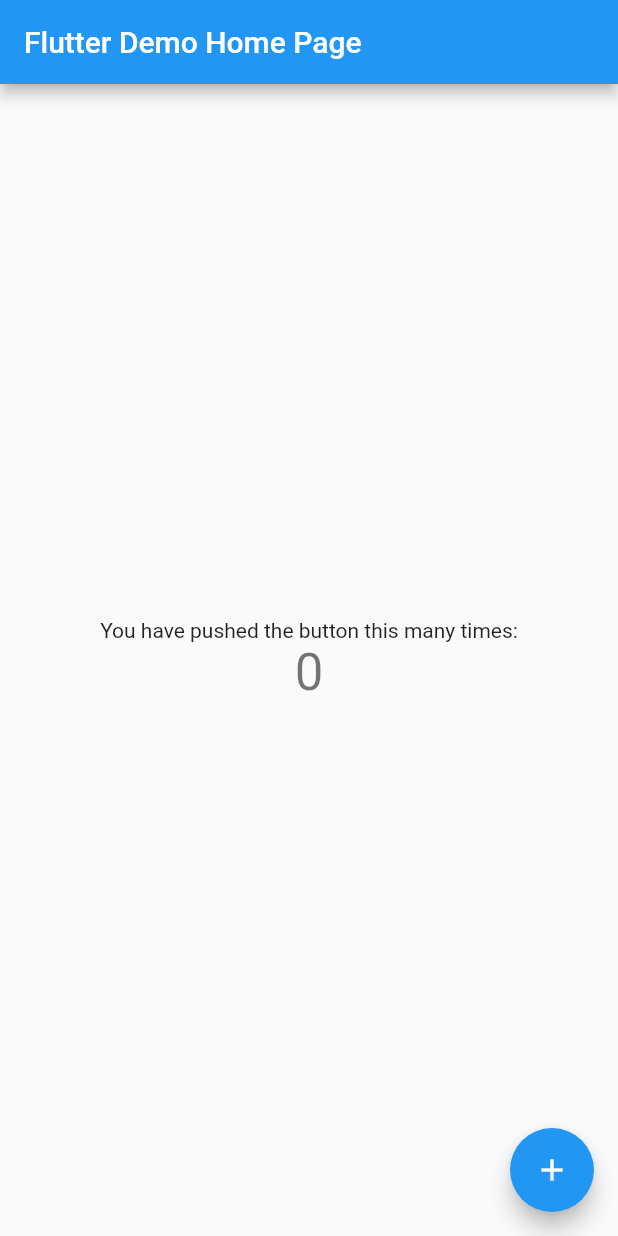
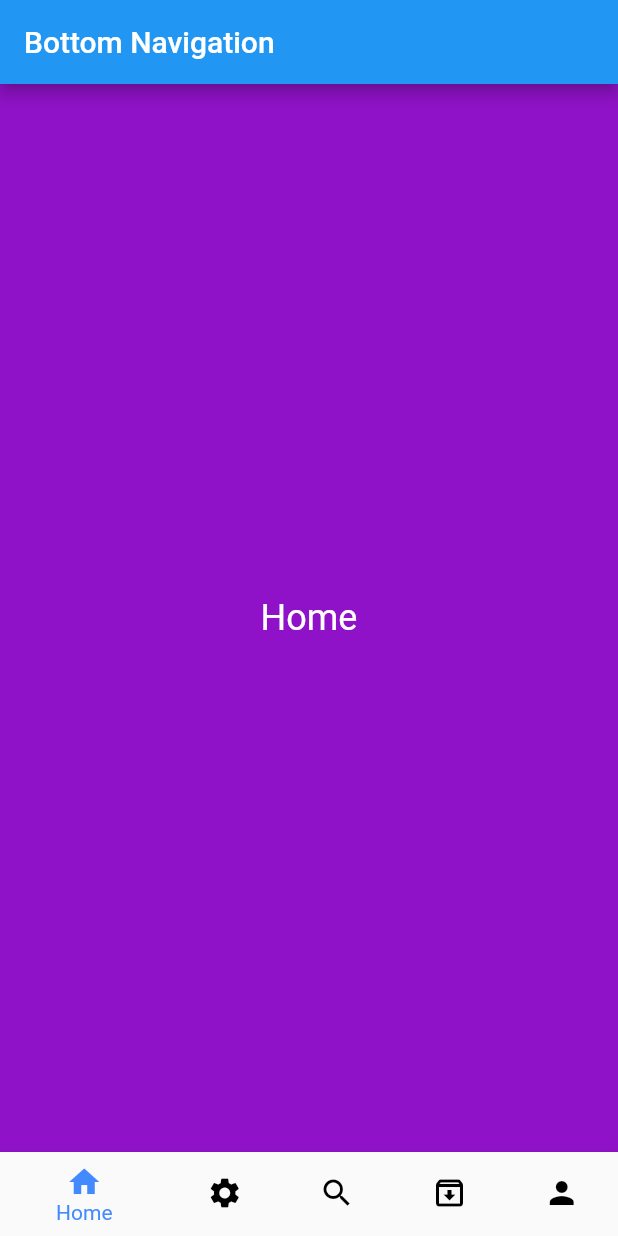
Before and after one commit to amirdev25/Page-view-in-Flutter, a Flutter app: the screen it shows after launch, on a phone screen of 412 x 824 dp. Run offline on Flutter 3.47's test engine with Material 2 defaults, Android fonts, the phone set to English and light mode, and no system bars.

Commit message:
Date: 14.01.2023 BottomNavigationBar and TabBar added

```diff
--- a/lib/main.dart
+++ b/lib/main.dart
@@ -1,115 +1,19 @@
 import 'package:flutter/material.dart';
+import 'package:page_view/ui/bottom_navigation.dart';
+import 'package:page_view/ui/daryo_page.dart';
+import 'package:page_view/ui/home_page.dart';
 
 void main() {
   runApp(const MyApp());
 }
 
 class MyApp extends StatelessWidget {
-  const MyApp({super.key});
+  const MyApp({Key? key}) : super(key: key);
 
-  // This widget is the root of your application.
   @override
   Widget build(BuildContext context) {
-    return MaterialApp(
-      title: 'Flutter Demo',
-      theme: ThemeData(
-        // This is the theme of your application.
-        //
-        // Try running your application with "flutter run". You'll see the
-        // application has a blue toolbar. Then, without quitting the app, try
-        // changing the primarySwatch below to Colors.green and then invoke
-        // "hot reload" (press "r" in the console where you ran "flutter run",
-        // or simply save your changes to "hot reload" in a Flutter IDE).
-        // Notice that the counter didn't reset back to zero; the application
-        // is not restarted.
-        primarySwatch: Colors.blue,
-      ),
-      home: const MyHomePage(title: 'Flutter Demo Home Page'),
+    return const MaterialApp(
+      home: BottomNavigationPage(),
     );
   }
 }
-
-class MyHomePage extends StatefulWidget {
-  const MyHomePage({super.key, required this.title});
-
-  // This widget is the home page of your application. It is stateful, meaning
-  // that it has a State object (defined below) that contains fields that affect
-  // how it looks.
-
-  // This class is the configuration for the state. It holds the values (in this
-  // case the title) provided by the parent (in this case the App widget) and
-  // used by the build method of the State. Fields in a Widget subclass are
-  // always marked "final".
-
-  final String title;
-
-  @override
-  State<MyHomePage> createState() => _MyHomePageState();
-}
-
-class _MyHomePageState extends State<MyHomePage> {
-  int _counter = 0;
-
-  void _incrementCounter() {
-    setState(() {
-      // This call to setState tells the Flutter framework that something has
-      // changed in this State, which causes it to rerun the build method below
-      // so that the display can reflect the updated values. If we changed
-      // _counter without calling setState(), then the build method would not be
-      // called again, and so nothing would appear to happen.
-      _counter++;
-    });
-  }
-
-  @override
-  Widget build(BuildContext context) {
-    // This method is rerun every time setState is called, for instance as done
-    // by the _incrementCounter method above.
-    //
-    // The Flutter framework has been optimized to make rerunning build methods
-    // fast, so that you can just rebuild anything that needs updating rather
-    // than having to individually change instances of widgets.
-    return Scaffold(
-      appBar: AppBar(
-        // Here we take the value from the MyHomePage object that was created by
-        // the App.build method, and use it to set our appbar title.
-        title: Text(widget.title),
-      ),
-      body: Center(
-        // Center is a layout widget. It takes a single child and positions it
-        // in the middle of the parent.
-        child: Column(
-          // Column is also a layout widget. It takes a list of children and
-          // arranges them vertically. By default, it sizes itself to fit its
-          // children horizontally, and tries to be as tall as its parent.
-          //
-          // Invoke "debug painting" (press "p" in the console, choose the
-          // "Toggle Debug Paint" action from the Flutter Inspector in Android
-          // Studio, or the "Toggle Debug Paint" command in Visual Studio Code)
-          // to see the wireframe for each widget.
-          //
-          // Column has various properties to control how it sizes itself and
-          // how it positions its children. Here we use mainAxisAlignment to
-          // center the children vertically; the main axis here is the vertical
-          // axis because Columns are vertical (the cross axis would be
-          // horizontal).
-          mainAxisAlignment: MainAxisAlignment.center,
-          children: <Widget>[
-            const Text(
-              'You have pushed the button this many times:',
-            ),
-            Text(
-              '$_counter',
-              style: Theme.of(context).textTheme.headline4,
-            ),
-          ],
-        ),
-      ),
-      floatingActionButton: FloatingActionButton(
-        onPressed: _incrementCounter,
-        tooltip: 'Increment',
-        child: const Icon(Icons.add),
-      ), // This trailing comma makes auto-formatting nicer for build methods.
-    );
-  }
-}
--- /dev/null
+++ b/lib/ui/bottom_navigation.dart
@@ -0,0 +1,113 @@
+import 'package:flutter/material.dart';
+
+class BottomNavigationPage extends StatefulWidget {
+  const BottomNavigationPage({Key? key}) : super(key: key);
+
+  @override
+  State<BottomNavigationPage> createState() => _BottomNavigationPageState();
+}
+
+class _BottomNavigationPageState extends State<BottomNavigationPage> {
+  int selectedPage = 0;
+
+  @override
+  Widget build(BuildContext context) {
+    final _pages = [
+      Container(
+        alignment: Alignment.center,
+        color: const Color(0xff9012c8),
+        child: const Text(
+          "Home",
+          style: TextStyle(
+            color: Colors.white,
+            fontSize: 24.0,
+          ),
+        ),
+      ),
+      Container(
+        alignment: Alignment.center,
+        color: const Color(0xff1ae3cd),
+        child: const Text(
+          "Settings",
+          style: TextStyle(
+            color: Colors.white,
+            fontSize: 24.0,
+          ),
+        ),
+      ),
+      Container(
+        alignment: Alignment.center,
+        color: const Color(0xff119300),
+        child: const Text(
+          "Search",
+          style: TextStyle(
+            color: Colors.white,
+            fontSize: 24.0,
+          ),
+        ),
+      ),
+      Container(
+        alignment: Alignment.center,
+        color: const Color(0xffb30439),
+        child: const Text(
+          "Archive",
+          style: TextStyle(
+            color: Colors.white,
+            fontSize: 24.0,
+          ),
+        ),
+      ),
+      Container(
+        alignment: Alignment.center,
+        color: const Color(0xff38005e),
+        child: const Text(
+          "Profile",
+          style: TextStyle(
+            color: Colors.white,
+            fontSize: 24.0,
+          ),
+        ),
+      ),
+    ];
+
+    return Scaffold(
+      appBar: AppBar(
+        title: const Text("Bottom Navigation"),
+      ),
+      body: _pages[selectedPage],
+      bottomNavigationBar: BottomNavigationBar(
+        selectedItemColor: Colors.blueAccent,
+        unselectedItemColor: Colors.black,
+        currentIndex: selectedPage,
+        items: const [
+          BottomNavigationBarItem(
+            icon: Icon(Icons.home),
+            label: "Home",
+          ),
+          BottomNavigationBarItem(
+            icon: Icon(Icons.settings),
+            label: "Settings",
+          ),
+          BottomNavigationBarItem(
+            icon: Icon(Icons.search),
+            label: "Search",
+          ),
+          BottomNavigationBarItem(
+            icon: Icon(Icons.archive_outlined),
+            label: "Archive",
+          ),
+          BottomNavigationBarItem(
+            icon: Icon(Icons.person),
+            label: "Profile",
+          ),
+        ],
+        elevation: 5.0,
+        onTap: (index) {
+          setState(() {
+            selectedPage = index;
+          });
+        },
+      ),
+    );
+  }
+}
```
Also changed, not shown: lib/ui/daryo_page.dart (added, +31 -0 lines), lib/ui/home_page.dart (added, +39 -0 lines), 1 other file.
